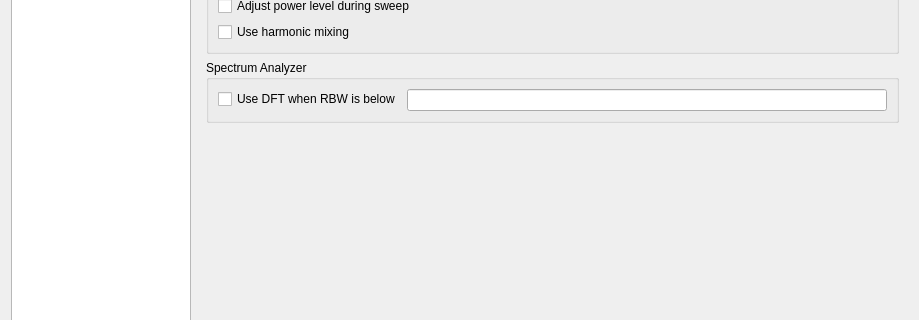
Before: the Qt Designer form Software/PC_Application/preferencesdialog.ui in jankae/LibreVNA, drawn with Qt 5; both pictures show x 0 to 919 and y 105 to 425 of the 919 by 876 pixel window.
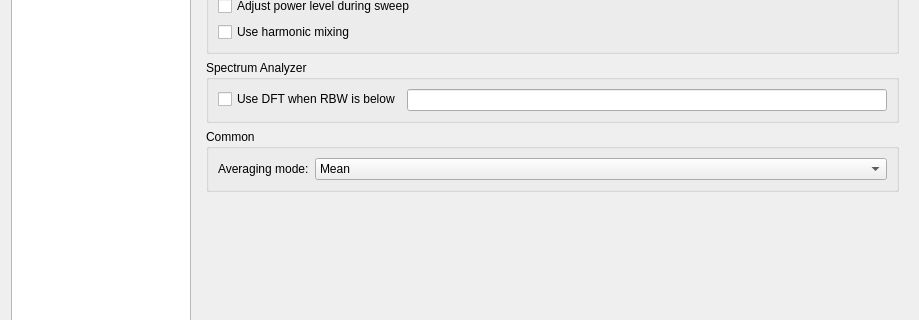
After: the same form once the commit is applied. The open tabs and pages were chosen to show the change. Custom widgets are drawn as their Qt base class.

Commit message: median option for averaging

```diff
--- a/Software/PC_Application/preferencesdialog.ui
+++ b/Software/PC_Application/preferencesdialog.ui
@@ -637,6 +637,36 @@
            </layout>
           </widget>
          </item>
+         <item>
+          <widget class="QGroupBox" name="groupBox_14">
+           <property name="title">
+            <string>Common</string>
+           </property>
+           <layout class="QFormLayout" name="formLayout">
+            <item row="0" column="0">
+             <widget class="QLabel" name="label_26">
+              <property name="text">
+               <string>Averaging mode:</string>
+              </property>
+             </widget>
+            </item>
+            <item row="0" column="1">
+             <widget class="QComboBox" name="AcquisitionAveragingMode">
+              <item>
+               <property name="text">
+                <string>Mean</string>
+               </property>
+              </item>
+              <item>
+               <property name="text">
+                <string>Median</string>
+               </property>
+              </item>
+             </widget>
+            </item>
+           </layout>
+          </widget>
+         </item>
          <item>
           <spacer name="verticalSpacer_2">
            <property name="orientation">
```
Left out of the diff: 2 changed lines with no effect on the pictures. The commit also changes 9 other files.
